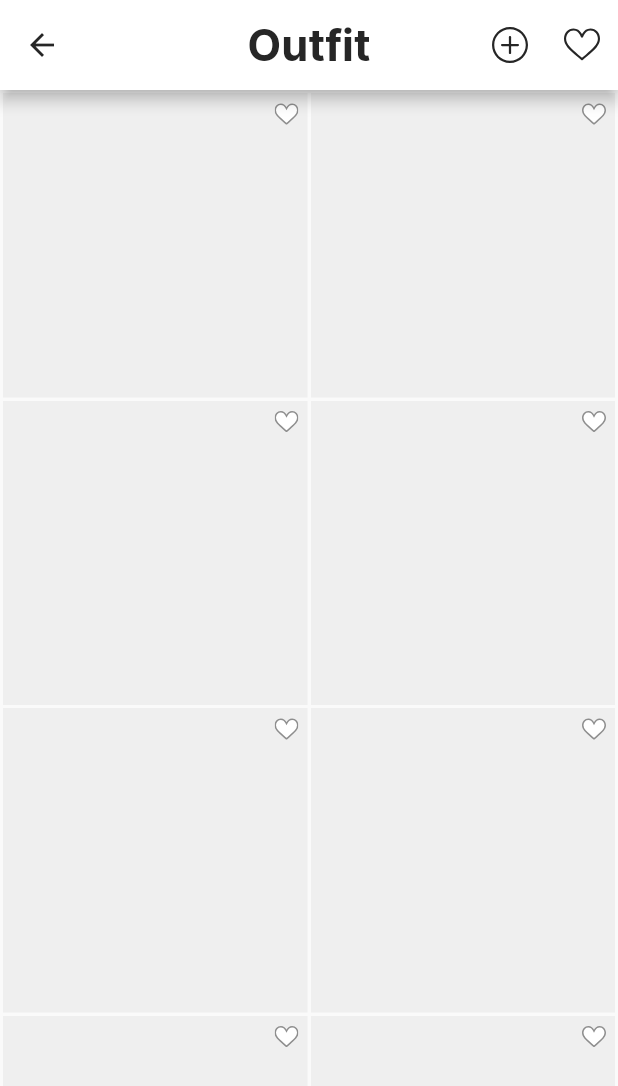
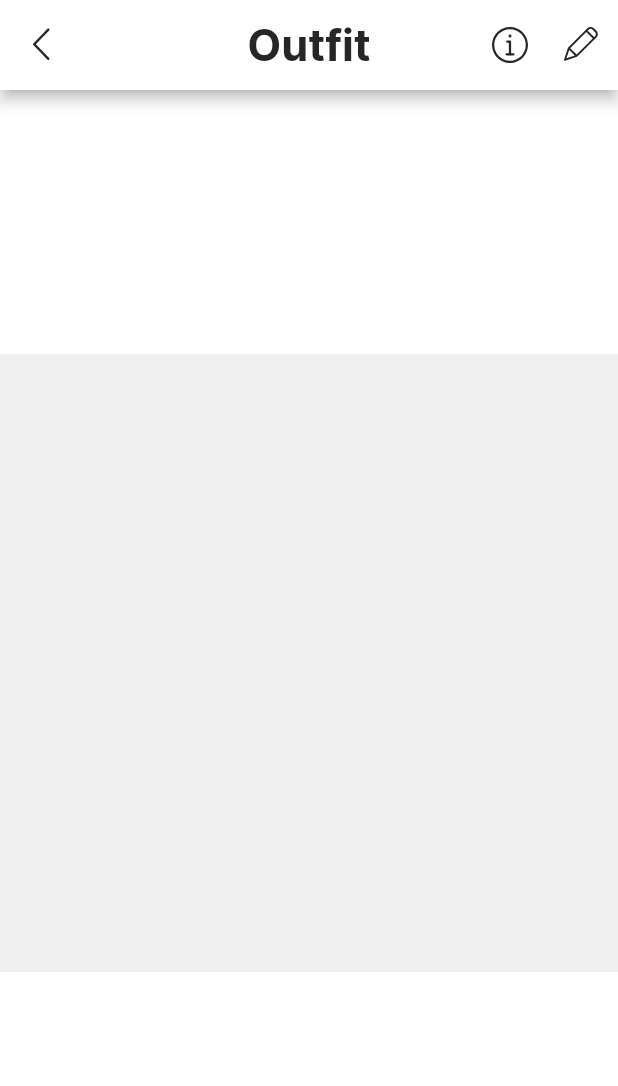
Before and after one commit to chxmpxx/chom-tu-app, a Flutter app: the OutfitScreen screen opened by its route, after a tap on an icon or button, on a phone screen of 412 x 824 dp. Shown: the top 1086 px of the screen. Run offline on Flutter 3.47's test engine with Material 2 defaults, Android fonts, the light colour scheme and no system bars; our stand-ins replace flutter_svg, page_transition.

Commit message:
add wardrobe_info and outfit_info page

```diff
--- a/lib/configs/routes/routes.dart
+++ b/lib/configs/routes/routes.dart
@@ -1,14 +1,18 @@
 import 'package:chom_tu/dashboard_screen.dart';
+import 'package:chom_tu/outfit/screens/outfit_info_screen.dart';
 import 'package:chom_tu/outfit/screens/outfit_screen.dart';
 import 'package:chom_tu/profile/screens/profile_screen.dart';
 import 'package:chom_tu/social/screens/social_screen.dart';
+import 'package:chom_tu/wardrobe/screens/wardrobe_info_screen.dart';
 import 'package:chom_tu/wardrobe/screens/wardrobe_screen.dart';
 
 import 'package:flutter/material.dart';
 import 'package:page_transition/page_transition.dart';
 
 const routeWardrobe = '/wardrobe';
+const routeWardrobeInfo = '/wardrobe_info';
 const routeOutfit = '/outfit';
+const routeOutfitInfo = '/outfit_info';
 const routeSocial = '/social';
 const routeProfile = '/profile';
 
@@ -20,11 +24,23 @@ class Routes {
           child: WardrobeScreen(),
           type: PageTransitionType.rightToLeft
         );
+      case routeWardrobeInfo:
+        return PageTransition(
+          child: WardrobeInfoScreen(),
+          type: PageTransitionType.rightToLeft
+        );
+
       case routeOutfit:
         return PageTransition(
           child: OutfitScreen(),
           type: PageTransitionType.rightToLeft
         );
+      case routeOutfitInfo:
+        return PageTransition(
+          child: OutfitInfoScreen(),
+          type: PageTransitionType.rightToLeft
+        );
+
       case routeSocial:
         return PageTransition(
           child: SocialScreen(),
--- /dev/null
+++ b/lib/outfit/screens/outfit_info_screen.dart
@@ -0,0 +1,48 @@
+import 'package:chom_tu/configs/themes/color.dart';
+import 'package:flutter/material.dart';
+import 'package:flutter_svg/flutter_svg.dart';
+
+class OutfitInfoScreen extends StatelessWidget {
+  const OutfitInfoScreen({Key? key}) : super(key: key);
+
+  @override
+  Widget build(BuildContext context) {
+    return Scaffold(
+      backgroundColor: kColorsWhite,
+      appBar: AppBar(
+        toolbarHeight: 60,
+        centerTitle: true,
+        title: Text('Outfit', style: Theme.of(context).textTheme.headline1),
+        iconTheme: Theme.of(context).iconTheme,
+        backgroundColor: kColorsWhite,
+        leading: IconButton(
+          icon: SvgPicture.asset('assets/o3_back_1.svg', color: kColorsBlack),
+          onPressed: (){
+            Navigator.pop(context);
+          },
+        ),
+        actions: [
+          IconButton(
+            onPressed: (){},
+            icon: SvgPicture.asset('assets/a3_info_1.svg', color: kColorsBlack)
+          ),
+          IconButton(
+            onPressed: (){},
+            icon: SvgPicture.asset('assets/a3_edit_1.svg', color: kColorsBlack)
+          )
+        ],
+      ),
+      body: Center(
+        child: AspectRatio(
+          aspectRatio: 1,
+          child: Container(
+            width: double.infinity,
+            decoration: BoxDecoration(
+              color: kColorsGrey2
+            ),
+          ),
+        ),
+      )
+    );
+  }
+}
--- a/lib/outfit/screens/outfit_screen.dart
+++ b/lib/outfit/screens/outfit_screen.dart
@@ -8,6 +8,7 @@ class OutfitScreen extends StatelessWidget {
   @override
   Widget build(BuildContext context) {
     return Scaffold(
+      backgroundColor: kColorsWhite,
       appBar: AppBar(
         toolbarHeight: 60,
         centerTitle: true,
@@ -39,10 +40,15 @@ class OutfitScreen extends StatelessWidget {
                   padding: const EdgeInsets.all(1),
                   child: Stack(
                     children: [
-                      Container(
-                        height: double.infinity,
-                        decoration: BoxDecoration(
-                          color: kColorsGrey2
+                      InkWell(
+                        onTap: (){
+                          Navigator.pushNamed(context, '/outfit_info');
+                        },
+                        child: Container(
+                          height: double.infinity,
+                          decoration: BoxDecoration(
+                            color: kColorsGrey2
+                          ),
                         ),
                       ),
                       Positioned(
--- a/lib/profile/screens/profile_screen.dart
+++ b/lib/profile/screens/profile_screen.dart
@@ -1,3 +1,4 @@
+import 'package:chom_tu/configs/themes/color.dart';
 import 'package:flutter/material.dart';
 
 class ProfileScreen extends StatelessWidget {
@@ -6,6 +7,7 @@ class ProfileScreen extends StatelessWidget {
   @override
   Widget build(BuildContext context) {
     return const Scaffold(
+      backgroundColor: kColorsWhite,
       body: Center(
         child: Text('Coming soon...'),
       ),
--- a/lib/social/screens/social_screen.dart
+++ b/lib/social/screens/social_screen.dart
@@ -1,3 +1,4 @@
+import 'package:chom_tu/configs/themes/color.dart';
 import 'package:flutter/material.dart';
 
 class SocialScreen extends StatelessWidget {
@@ -6,6 +7,7 @@ class SocialScreen extends StatelessWidget {
   @override
   Widget build(BuildContext context) {
     return const Scaffold(
+      backgroundColor: kColorsWhite,
       body: Center(
         child: Text('Coming soon...'),
       ),
```
Also changed, not shown: lib/wardrobe/screens/wardrobe_info_screen.dart (added, +48 -0 lines), lib/wardrobe/screens/wardrobe_screen.dart (+7 -1 lines), assets/a3_edit_1.svg (added), assets/a3_info_1.svg (added), assets/o3_back_1.svg (added).
